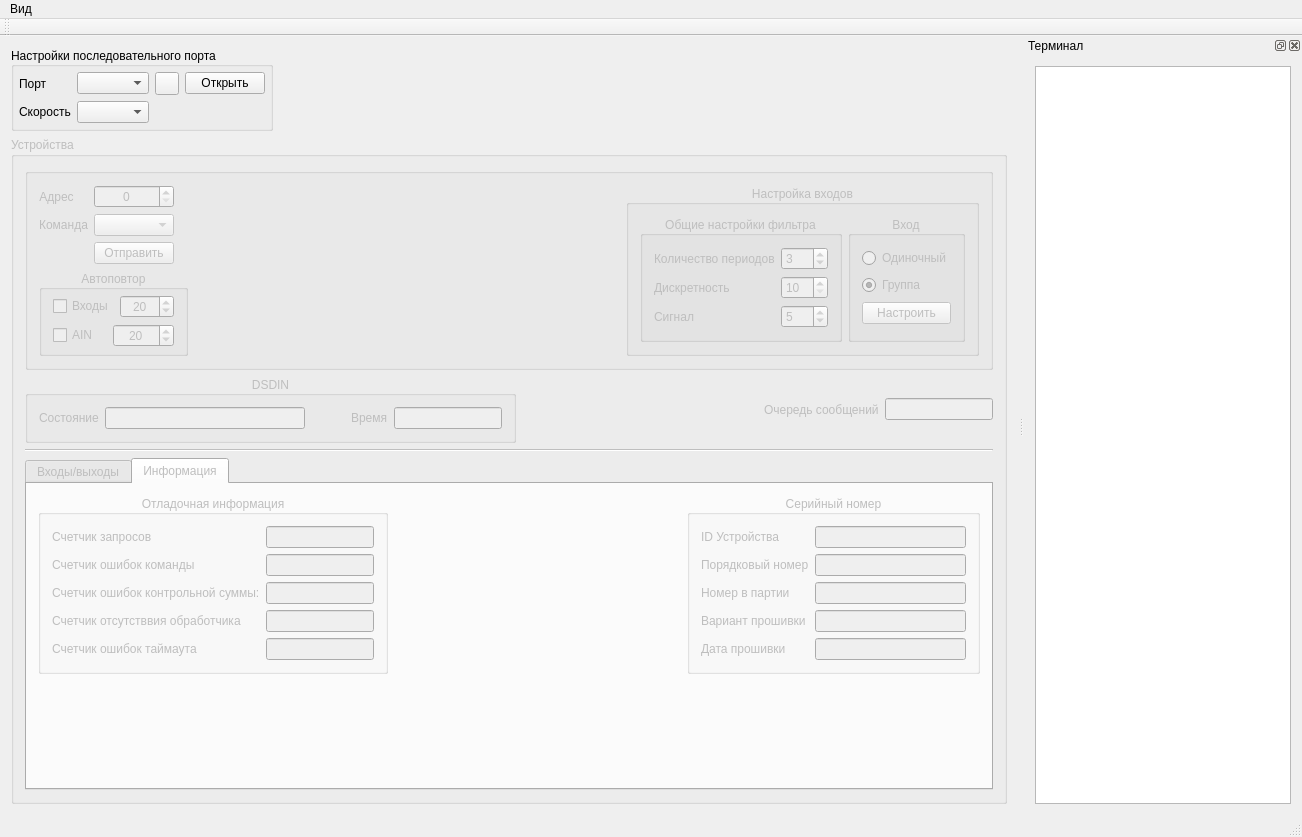
vlarry/emulator, file mainwindow.ui: the form before one commit.
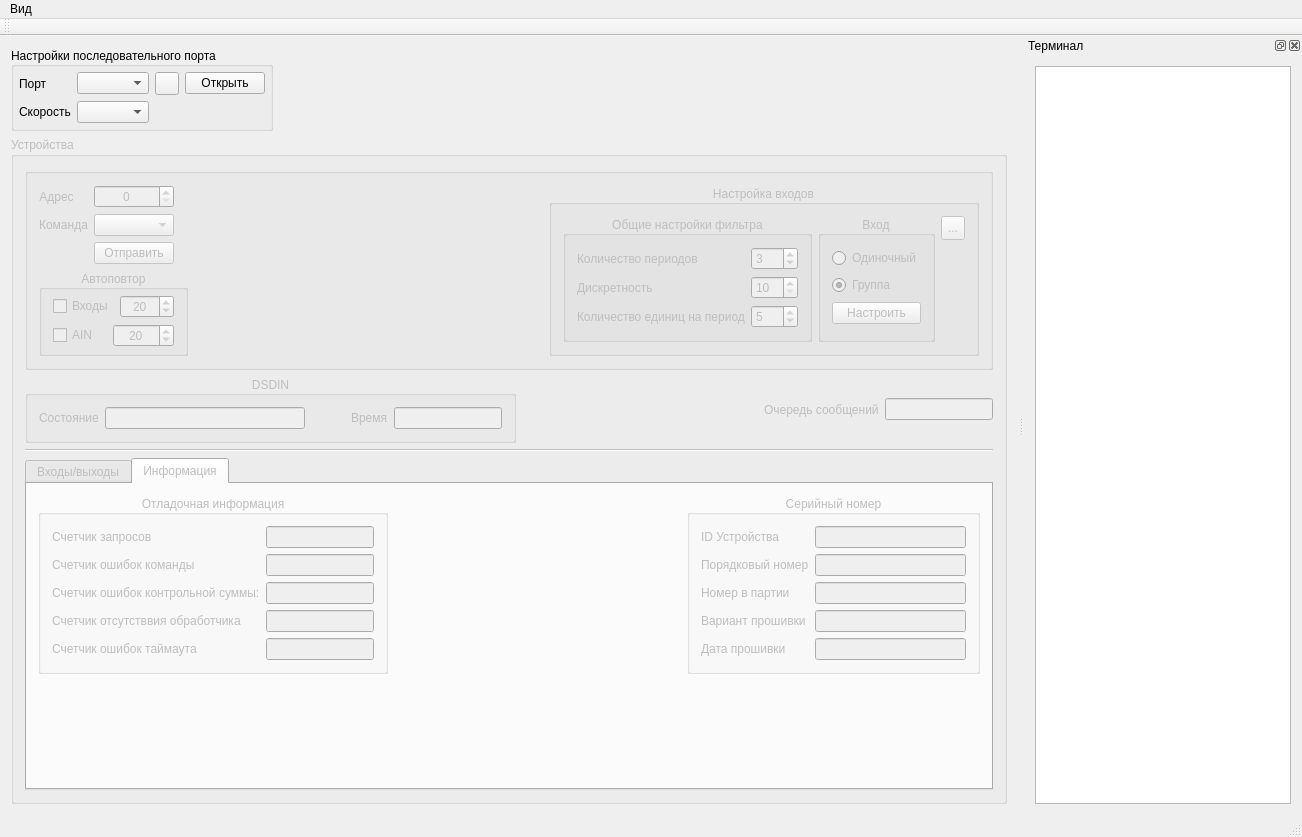
The form after the commit. Icons and pictures are not drawn. Custom widgets are drawn as their Qt base class.

The edit to the form file:
```diff
--- a/mainwindow.ui
+++ b/mainwindow.ui
@@ -192,7 +192,7 @@
       <property name="title">
        <string>Устройства</string>
       </property>
-      <layout class="QVBoxLayout" name="verticalLayout_5">
+      <layout class="QVBoxLayout" name="verticalLayout_7">
        <item>
         <widget class="QGroupBox" name="groupBox_4">
          <property name="sizePolicy">
@@ -469,7 +469,7 @@
                      </sizepolicy>
                     </property>
                     <property name="text">
-                     <string>Сигнал</string>
+                     <string>Количество единиц на период</string>
                     </property>
                     <property name="scaledContents">
                      <bool>true</bool>
@@ -536,6 +536,49 @@
                </layout>
               </widget>
              </item>
+             <item>
+              <layout class="QVBoxLayout" name="verticalLayout_5">
+               <item>
+                <widget class="QToolButton" name="toolButtonInputHelp">
+                 <property name="minimumSize">
+                  <size>
+                   <width>24</width>
+                   <height>24</height>
+                  </size>
+                 </property>
+                 <property name="maximumSize">
+                  <size>
+                   <width>24</width>
+                   <height>24</height>
+                  </size>
+                 </property>
+                 <property name="toolTip">
+                  <string>Справка по настройке входов</string>
+                 </property>
+                 <property name="text">
+                  <string>...</string>
+                 </property>
+                 <property name="icon">
+                  <iconset resource="resource.qrc">
+                   <normaloff>:/images/resource/images/help.png</normaloff>:/images/resource/images/help.png</iconset>
+                 </property>
+                </widget>
+               </item>
+               <item>
+                <spacer name="verticalSpacer_2">
+                 <property name="orientation">
+                  <enum>Qt::Vertical</enum>
+                 </property>
+                 <property name="sizeHint" stdset="0">
+                  <size>
+                   <width>20</width>
+                   <height>40</height>
+                  </size>
+                 </property>
+                </spacer>
+               </item>
+              </layout>
+             </item>
             </layout>
            </widget>
           </item>
```
